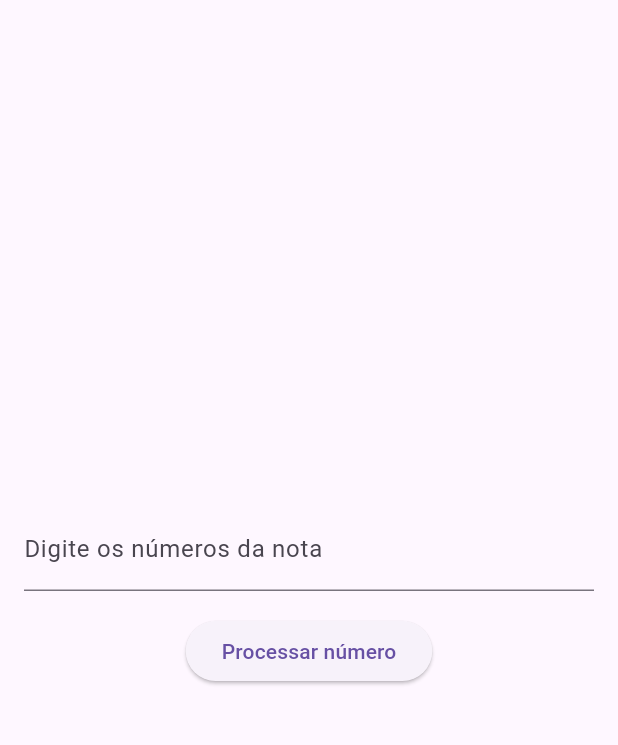
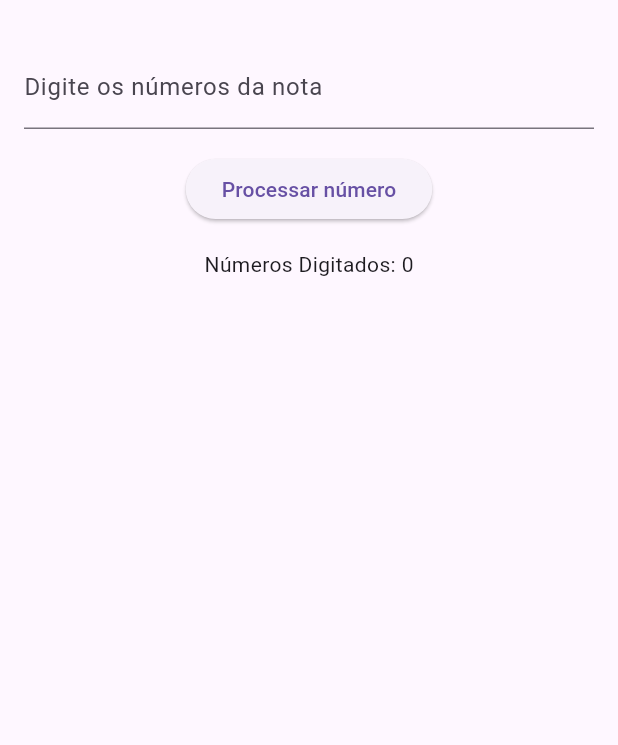
Before and after one commit to WagnerTerry/Leitor-Codigo-Barra, a Flutter app: the screen it shows after launch, after a tap on "Processar número", on a phone screen of 412 x 824 dp, the part 63-808 px from its top. Run offline on Flutter 3.47's test engine with Material 3 defaults, Android fonts, the phone set to English and light mode, and no system bars.

Commit message:
chore: começando função para ordenar numeros digitados

```diff
--- a/lib/screen/home_screen.dart
+++ b/lib/screen/home_screen.dart
@@ -10,6 +10,19 @@ class _HomeScreenState extends State<HomeScreen> {
   // Controlador para o campo de texto
   final TextEditingController _numeroController = TextEditingController();
   final DisposeHandler disposeHandler = DisposeHandler();
+  List<int> numerosDigitados = [];
+
+  void _ordenarNumero() {
+    int numeroDigitado = int.tryParse(_numeroController.text) ?? 0;
+    print(numeroDigitado.runtimeType);
+
+    setState(() {
+      numerosDigitados.add(numeroDigitado);
+      // numerosDigitados.sort((a, b) => a.compareTo(b));
+    });
+
+    print(numerosDigitados);
+  }
 
   @override
   Widget build(BuildContext context) {
@@ -24,7 +37,7 @@ class _HomeScreenState extends State<HomeScreen> {
         body: Padding(
           padding: const EdgeInsets.all(16.0),
           child: Column(
-            mainAxisAlignment: MainAxisAlignment.center,
+            mainAxisAlignment: MainAxisAlignment.start,
             children: [
               TextField(
                 controller: _numeroController,
@@ -35,9 +48,11 @@ class _HomeScreenState extends State<HomeScreen> {
               const SizedBox(height: 16.0),
               ElevatedButton(
                   onPressed: () {
-                    print("numero digitado ${_numeroController.text}");
+                    _ordenarNumero();
                   },
-                  child: const Text('Processar número'))
+                  child: const Text('Processar número')),
+              const SizedBox(height: 16),
+              Text("Números Digitados: ${numerosDigitados.join(", ")}")
             ],
           ),
         ));
```
